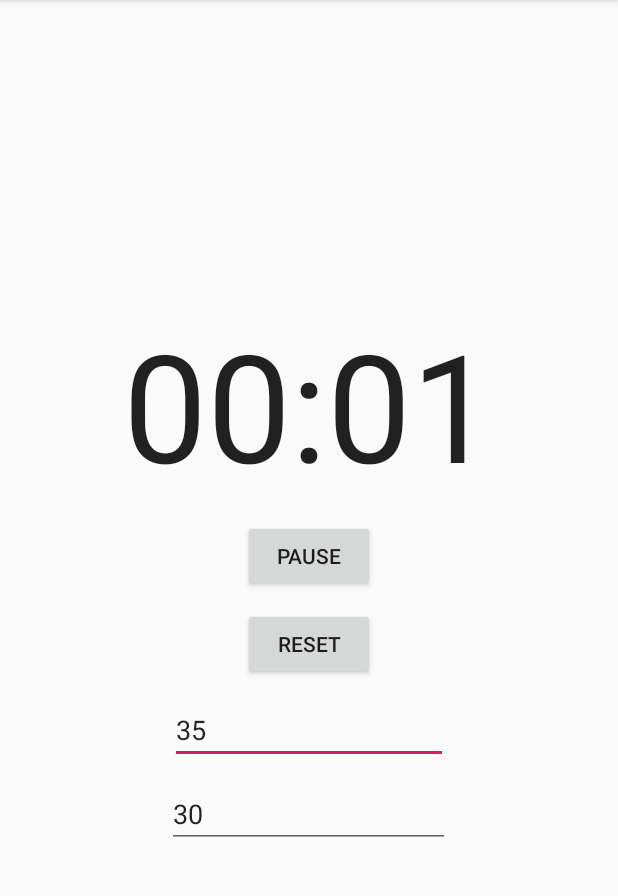
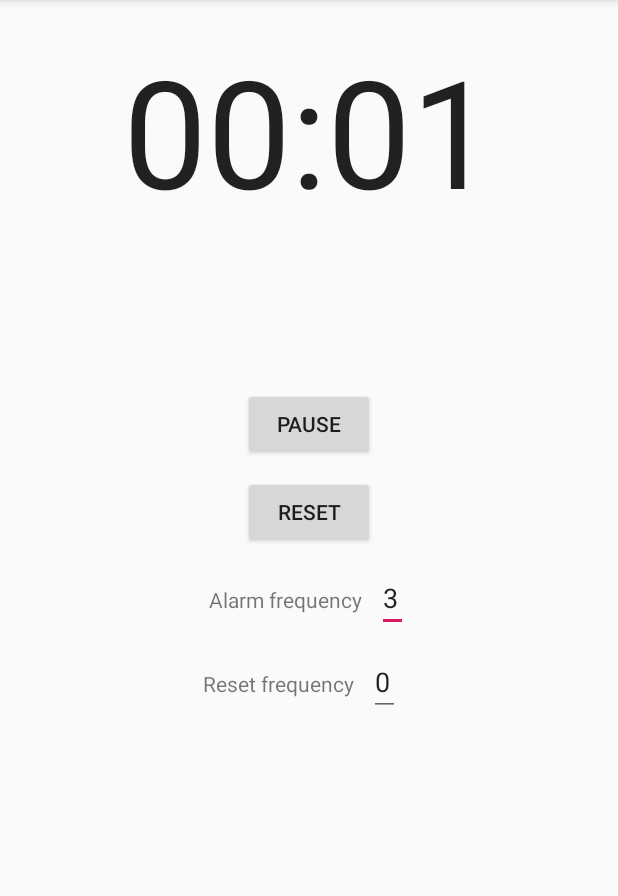
Before and after one commit to frangoro/tictac, an Android app: the screen it shows after launch (MainActivity), after a tap on "START", on a phone screen of 412 x 824 dp, the part 84-980 px from its top. Run offline under Robolectric (Android 15) with nearby library versions, the phone set to English and light mode, and no system bars.

Commit message:
Add labels; both alarms could be enabled/disbled when set to 0

```diff
--- a/app/src/main/java/org/frangoro/tictac/MainActivity.java
+++ b/app/src/main/java/org/frangoro/tictac/MainActivity.java
@@ -13,17 +13,17 @@ import android.widget.Toast;
 
 public class MainActivity extends AppCompatActivity {
 
-    private static final String INITIAL_RESET_TIMER = "35";
-    private static final String INITIAL_ALARM_TIMER = "30";
+    private static final String INITIAL_RESET_TIMER = "0";
+    private static final String INITIAL_ALARM_TIMER = "3";
 
     private Chronometer chronometer;
     private Button startPauseButton;
     private EditText resetTimer;
     private EditText alarmTimer;
     private boolean running;
-    private boolean timeOver;
     private long pauseOffset;
-
+    private Long alarmTimerSeconds;
+    private Long resetTimerSeconds;
     MediaPlayer alarmSound;
     MediaPlayer resetSound;
 
@@ -34,11 +34,12 @@ public class MainActivity extends AppCompatActivity {
 
         alarmSound = MediaPlayer.create(MainActivity.this, R.raw.bubble);
         resetSound = MediaPlayer.create(MainActivity.this, R.raw.win95);
-
         chronometer = findViewById(R.id.chronometer);
         startPauseButton = findViewById(R.id.startPauseButton);
         resetTimer = findViewById(R.id.resetTimer);
         alarmTimer = findViewById(R.id.alarmTimer);
+
+        // Initialize
         resetTimer.setText(INITIAL_RESET_TIMER);
         alarmTimer.setText(INITIAL_ALARM_TIMER);
 
@@ -58,25 +59,21 @@ public class MainActivity extends AppCompatActivity {
             }
         });
 
+        // Reset program
         chronometer.setOnChronometerTickListener(new Chronometer.OnChronometerTickListener() {
             @Override
             public void onChronometerTick(Chronometer chronometer) {
-                if (alarmTimer.getText() != null && !alarmTimer.getText().toString().isEmpty()
-                        && (SystemClock.elapsedRealtime() - chronometer.getBase())
-                        >= Long.parseLong(alarmTimer.getText().toString()) * 1000) {
-                    if (!timeOver) {
-                        Toast.makeText(MainActivity.this, "Time over!", Toast.LENGTH_LONG).show();
-                        alarmSound.start();
-                        timeOver = true;
-                    }
-                    if (resetTimer.getText() != null && !resetTimer.getText().toString().isEmpty()
-                            && (SystemClock.elapsedRealtime() - chronometer.getBase())
-                            >= Long.parseLong(resetTimer.getText().toString()) * 1000) {
-                        chronometer.setBase(SystemClock.elapsedRealtime());
-                        resetSound.start();
-                        Toast.makeText(MainActivity.this, "Again!", Toast.LENGTH_LONG).show();
-                        timeOver = false;
-                    }
+                Long elapsedSeconds = Long.valueOf(Math.round((SystemClock.elapsedRealtime() - chronometer.getBase()) / 1000));
+                alarmTimerSeconds = alarmTimer.getText() != null && !alarmTimer.getText().toString().isEmpty() ? (Long.parseLong(alarmTimer.getText().toString())) : 0;
+                resetTimerSeconds = alarmTimer.getText() != null && !resetTimer.getText().toString().isEmpty() ? (Long.parseLong(resetTimer.getText().toString())) : 0;
+                if (elapsedSeconds != 0 && alarmTimerSeconds != 0 && elapsedSeconds % alarmTimerSeconds == 0) {
+                    Toast.makeText(MainActivity.this, "Time over!", Toast.LENGTH_LONG).show();
+                    alarmSound.start();
+                }
+                if (elapsedSeconds != 0 && resetTimerSeconds != 0 && elapsedSeconds % resetTimerSeconds == 0) {
+                    chronometer.setBase(SystemClock.elapsedRealtime());
+                    Toast.makeText(MainActivity.this, "Again!", Toast.LENGTH_LONG).show();
+                    resetSound.start();
                 }
             }
         });
@@ -102,4 +99,5 @@ public class MainActivity extends AppCompatActivity {
         chronometer.setBase(SystemClock.elapsedRealtime());
         pauseOffset = 0;
     }
+
 }
--- a/app/src/main/res/layout/activity_main.xml
+++ b/app/src/main/res/layout/activity_main.xml
@@ -3,15 +3,17 @@
     xmlns:tools="http://schemas.android.com/tools"
     android:layout_width="match_parent"
     android:layout_height="match_parent"
-    android:gravity="center"
+    android:gravity="center|top"
     android:orientation="vertical"
+    android:paddingTop="20sp"
     tools:context=".MainActivity">
 
     <Chronometer
         android:id="@+id/chronometer"
         android:layout_width="wrap_content"
         android:layout_height="wrap_content"
-        android:layout_margin="5sp"
+        android:layout_marginBottom="50sp"
+        android:paddingBottom="50sp"
         android:textSize="100sp" />
 
     <Button
@@ -29,22 +31,45 @@
         android:onClick="resetChronometer"
         android:text="@string/reset" />
 
-    <EditText
-        android:id="@+id/resetTimer"
+    <LinearLayout
         android:layout_width="wrap_content"
         android:layout_height="wrap_content"
-        android:layout_margin="5sp"
-        android:autofillHints=""
-        android:hint="@string/reset_time_in_seconds"
-        android:inputType="number" />
+        android:layout_margin="5sp">
 
-    <EditText
-        android:id="@+id/alarmTimer"
+        <TextView
+            android:id="@+id/textViewAlarm"
+            android:layout_width="wrap_content"
+            android:layout_height="wrap_content"
+            android:text="@string/alarm_time_in_seconds_text" />
+
+        <EditText
+            android:id="@+id/alarmTimer"
+            android:layout_width="wrap_content"
+            android:layout_height="wrap_content"
+            android:layout_marginLeft="10sp"
+            android:inputType="number" />
+
+    </LinearLayout>
+
+    <LinearLayout
         android:layout_width="wrap_content"
         android:layout_height="wrap_content"
-        android:layout_margin="5sp"
-        android:autofillHints=""
-        android:hint="@string/alarm_time_in_seconds"
-        android:inputType="number" />
+        android:layout_margin="5sp">
+
+        <TextView
+            android:id="@+id/textViewReset"
+            android:layout_width="wrap_content"
+            android:layout_height="wrap_content"
+            android:text="@string/reset_time_in_seconds_text" />
+
+        <EditText
+            android:id="@+id/resetTimer"
+            android:layout_width="wrap_content"
+            android:layout_height="wrap_content"
+            android:layout_marginLeft="10sp"
+            android:layout_marginRight="10sp"
+            android:inputType="number" />
+
+    </LinearLayout>
 
 </LinearLayout>
--- a/app/src/main/res/values/strings.xml
+++ b/app/src/main/res/values/strings.xml
@@ -3,6 +3,6 @@
     <string name="pause">pause</string>
     <string name="reset">reset</string>
     <string name="start">start</string>
-    <string name="reset_time_in_seconds">Reset time in seconds</string>
-    <string name="alarm_time_in_seconds">Alarm time in seconds</string>
+    <string name="alarm_time_in_seconds_text">Alarm frequency</string>
+    <string name="reset_time_in_seconds_text">Reset frequency</string>
 </resources>
```
